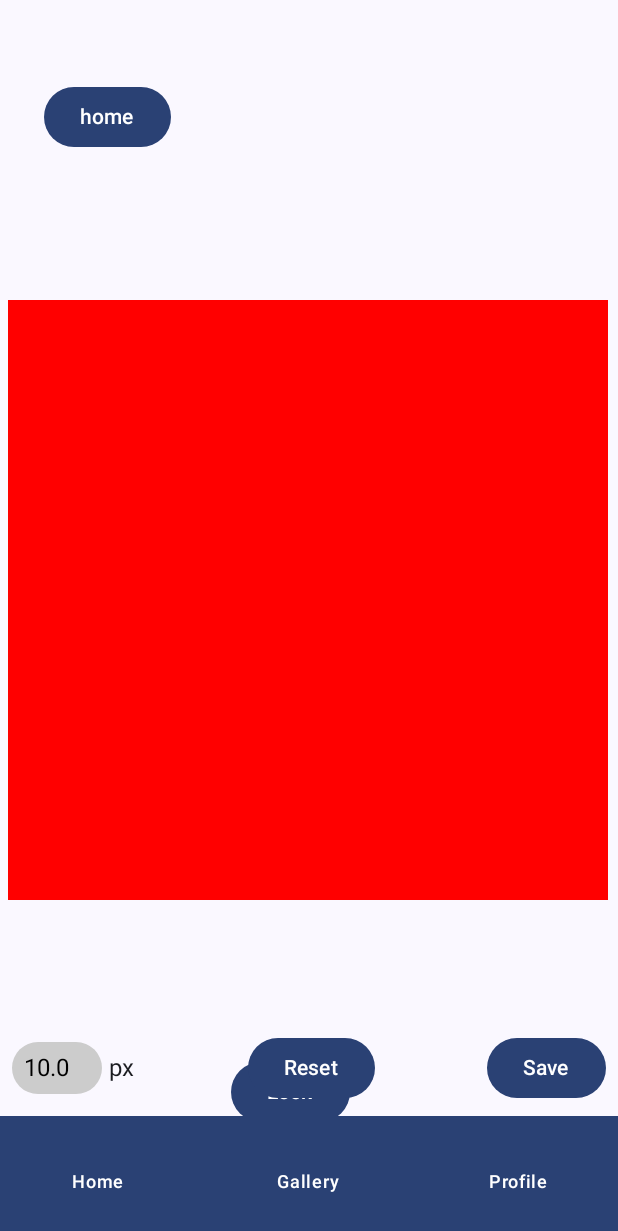
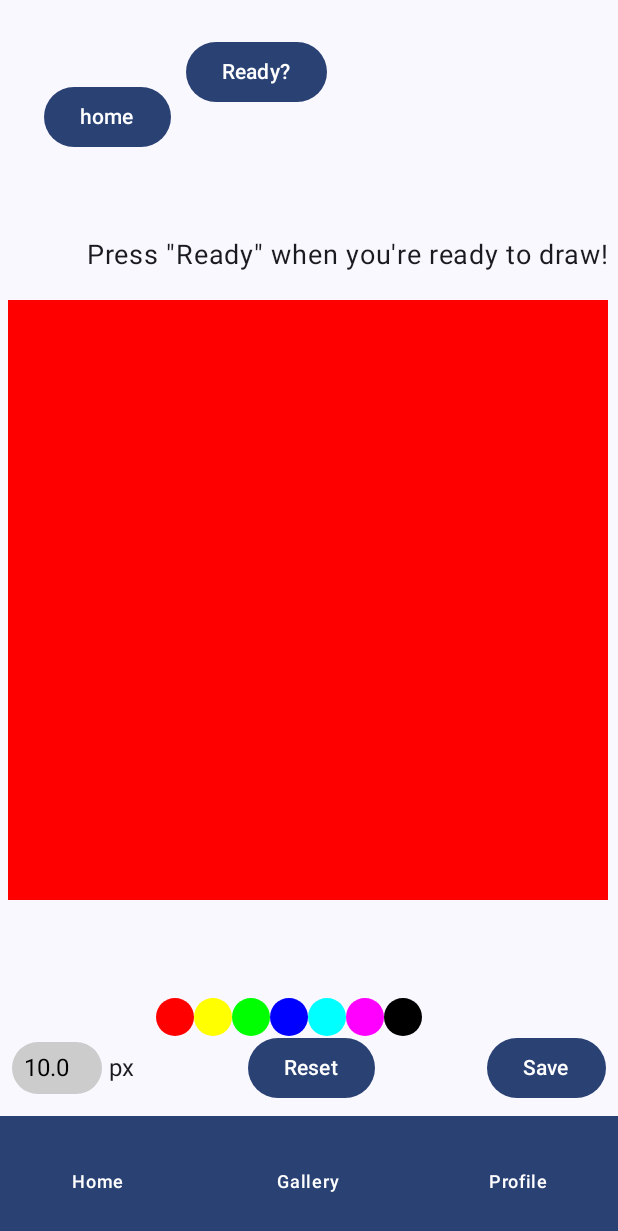
Before and after one commit to wjb035/403-project, an Android app built with Jetpack Compose: the screen it shows after launch (MainActivity), after a tap on "Go to Whiteboard", on a phone screen of 412 x 824 dp. Shown: the top 1231 px of the screen. Run offline under Robolectric (Android 15) with nearby library versions, the phone set to English and light mode, and no system bars.

Commit message:
added leaderboard/drawing timer

```diff
--- a/app/src/main/java/com/example/drawingapp/MainActivity.kt
+++ b/app/src/main/java/com/example/drawingapp/MainActivity.kt
@@ -18,7 +18,7 @@ import androidx.navigation.compose.rememberNavController
 import androidx.activity.ComponentActivity
 import androidx.compose.material3.*
 import androidx.compose.material3.Icon
-
+import com.example.whiteboardsim.ui.leaderboard
 
 
 class MainActivity : ComponentActivity() {
@@ -72,6 +72,9 @@ class MainActivity : ComponentActivity() {
                             GalleryScreen(navCon=navController)
                         }
 
+                        composable(route = "leaderboard"){
+                            leaderboard(navCon=navController)
+                        }
                         // not part of the nav bar
                         composable(route = "prompt"){
                             PromptScreen(navCon=navController)
--- a/app/src/main/java/com/example/drawingapp/ui/home/HomeScreen.kt
+++ b/app/src/main/java/com/example/drawingapp/ui/home/HomeScreen.kt
@@ -32,6 +32,11 @@ fun HomeScreen(navCon: NavController) {
         }) {
             Text("Go to Whiteboard")
         }
+        Button(onClick = {
+            navCon.navigate("leaderboard")
+        }) {
+            Text("Go to Leaderboard")
+        }
     }
 
 
--- a/app/src/main/java/com/example/drawingapp/ui/whiteboardActivity.kt
+++ b/app/src/main/java/com/example/drawingapp/ui/whiteboardActivity.kt
@@ -7,6 +7,7 @@ import android.graphics.Bitmap
 import android.graphics.Canvas
 import android.graphics.Paint
 import android.os.Build
+import android.os.CountDownTimer
 import android.provider.MediaStore
 import android.widget.Toast
 import androidx.activity.compose.rememberLauncherForActivityResult
@@ -71,7 +72,11 @@ fun whiteboard(navCon: NavController){
     val lines = remember{ mutableStateListOf<Line>()}
     var brushSize by remember {mutableFloatStateOf(10f)}
     var isEraser by remember {mutableStateOf(false)}
-    var canDraw by remember {mutableStateOf(true)}
+    var canDraw by remember {mutableStateOf(false)}
+    var remainingTime by remember{mutableStateOf(10000L)}
+    var countdown by remember{mutableStateOf("Press \"Ready\" when you're ready to draw!")}
+    var userHasStarted by remember{mutableStateOf(false)}
+    var prompt by remember {mutableStateOf("undecided!")}
     val launcher = rememberLauncherForActivityResult(
         contract = ActivityResultContracts.RequestPermission()
     ) {granted ->
@@ -80,13 +85,55 @@ fun whiteboard(navCon: NavController){
 
         }
     }
+    LaunchedEffect(userHasStarted) {
+        if (userHasStarted) {
+            if (remainingTime > 0) {
+                object : CountDownTimer(remainingTime, 1000) {
+
+                    override fun onTick(millisUntilFinished: Long) {
+                        remainingTime = millisUntilFinished
+                        val seconds = millisUntilFinished / 1000
+                        countdown = String.format("%02d", seconds % 60)
+
+                    }
+
+                    override fun onFinish() {
+                        countdown = "Time's up!"
+                        canDraw = false
+                    }
+                }.start()
+            }
+        }
+    }
     LaunchedEffect(Unit) {
         if (Build.VERSION.SDK_INT >= Build.VERSION_CODES.Q){
             launcher.launch(Manifest.permission.WRITE_EXTERNAL_STORAGE)
         }
     }
 
+    Box(modifier=Modifier.fillMaxSize()){
+        Column(modifier = Modifier
+            .fillMaxWidth()
+            .offset(x = 120.dp, y = 20.dp)){
+            Row(
+                Modifier.fillMaxWidth()
+                    .padding(4.dp),
+                horizontalArrangement = Arrangement.SpaceBetween,
+                verticalAlignment = Alignment.CenterVertically
+            ){
 
+                Button(onClick = {
+                    if (!userHasStarted) {
+                        userHasStarted = true
+                        canDraw = true
+                    }
+                }) {
+                    Text("Ready?")
+                }
+
+            }
+        }
+    }
 
 
     // A button within a box (for tidy placement). This button goes back to the home screen using the passed
@@ -111,11 +158,27 @@ fun whiteboard(navCon: NavController){
             }
         }
     }
+    Box(modifier=Modifier.fillMaxSize()){
+        Column(modifier = Modifier
+            .fillMaxWidth()
+            .offset(x = 50.dp, y = 150.dp)){
+            Row(
+                Modifier.fillMaxWidth()
+                    .padding(8.dp),
+                horizontalArrangement = Arrangement.SpaceBetween,
+                verticalAlignment = Alignment.CenterVertically
+            ){
+                Text(text=countdown,
+                    modifier=Modifier,
+                    fontSize = 18.sp)
 
+            }
+        }
+    }
     // Box containing a button that I'm using for debug purposes.
     // Further along, the user will not be able to draw once the timer is up.
     // I'm just testing with it now- this has no real purpose yet.
-    Box(modifier=Modifier.fillMaxSize()){
+    /*Box(modifier=Modifier.fillMaxSize()){
         Column(modifier = Modifier
             .fillMaxWidth()
             .offset(x = 150.dp, y = 700.dp)){
@@ -137,7 +200,7 @@ fun whiteboard(navCon: NavController){
                 }
             }
         }
-    }
+    }*/
 
     // Box containing the widget for all the selectable colors, as well as whether you can erase or not.
     // Clicking a color button will change your pen color to that color, and clicking the erase button will
@@ -145,7 +208,7 @@ fun whiteboard(navCon: NavController){
     Box(modifier=Modifier.fillMaxSize()){
         Column(modifier=Modifier
             .fillMaxWidth()
-            .offset(x=100.dp,y=800.dp)){
+            .offset(x=100.dp,y=650.dp)){
             Row(Modifier.fillMaxWidth()
                 .padding(4.dp),
                 horizontalArrangement = Arrangement.SpaceBetween,
```
Also changed, not shown: app/src/main/java/com/example/drawingapp/leaderboardActivity.kt (added, +101 -0 lines), app/src/main/res/drawable/image.jpg (added).
